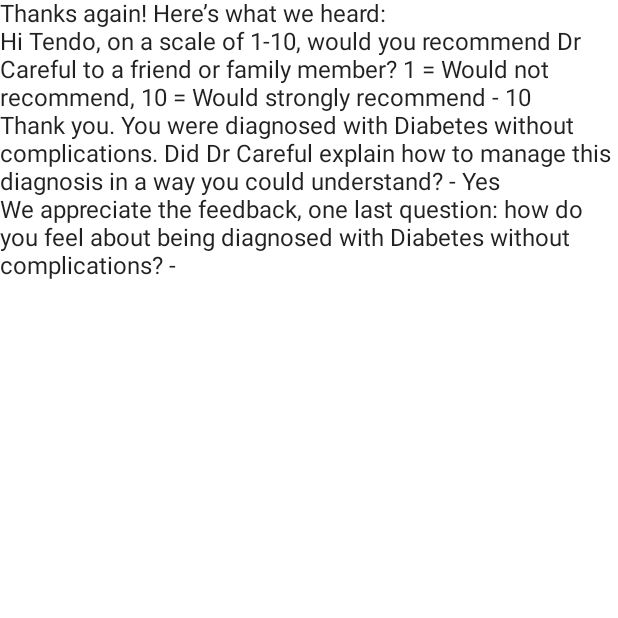
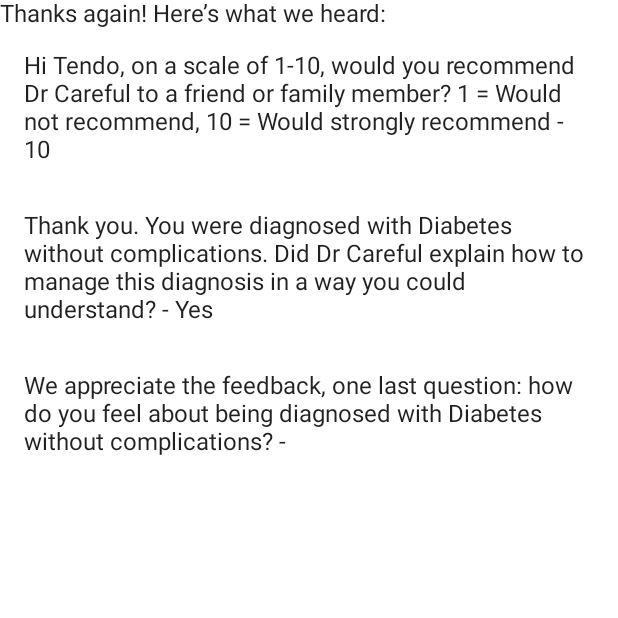
Before and after one commit to mulhollandaf/PatientQuestions, an Android app built with Jetpack Compose: the screen it shows after launch (MainActivity), after a tap on "Submit", on a phone screen of 412 x 824 dp, the top half of it. Run offline under Robolectric (Android 15) with nearby library versions, the phone set to English and light mode, and no system bars; our stand-ins replace Dagger/Hilt's generated code, Room's generated code; 2 other taps on this screen came first.

Commit message:
A little cleanup

```diff
--- a/app/src/main/java/com/example/patientquestions/MainActivity.kt
+++ b/app/src/main/java/com/example/patientquestions/MainActivity.kt
@@ -6,8 +6,12 @@ import androidx.activity.ComponentActivity
 import androidx.activity.compose.setContent
 import androidx.activity.result.contract.ActivityResultContracts
 import androidx.activity.viewModels
+import androidx.compose.foundation.border
 import androidx.compose.foundation.layout.Column
 import androidx.compose.foundation.layout.fillMaxSize
+import androidx.compose.foundation.layout.fillMaxWidth
+import androidx.compose.foundation.layout.padding
+import androidx.compose.foundation.shape.CircleShape
 import androidx.compose.material.MaterialTheme
 import androidx.compose.material.Surface
 import androidx.compose.material.Text
@@ -24,6 +28,7 @@ import dagger.hilt.android.AndroidEntryPoint
 import kotlinx.coroutines.launch
 import androidx.compose.runtime.getValue
 import androidx.compose.runtime.setValue
+import androidx.compose.ui.unit.dp
 
 @AndroidEntryPoint
 class MainActivity : ComponentActivity() {
@@ -35,7 +40,7 @@ class MainActivity : ComponentActivity() {
         lifecycleScope.launch {
             viewModel.loadData(baseContext)
             val question = viewModel.getQuestion()
-            loadContent(question)
+            displayQuestion(question)
         }
         lifecycleScope.launch {
             for (event in viewModel.eventChannel) {
@@ -69,11 +74,11 @@ class MainActivity : ComponentActivity() {
     private fun loadSummary() {
         lifecycleScope.launch {
             val summary = viewModel.getSummary()
-            loadContentSummary(summary)
+            displaySummary(summary)
         }
     }
 
-    private fun loadContentSummary(summary: Summary) {
+    private fun displaySummary(summary: Summary) {
         setContent {
             PatientQuestionsTheme {
                 // A surface container using the 'background' color from the theme
@@ -90,11 +95,11 @@ class MainActivity : ComponentActivity() {
     private fun loadNextQuestion() {
         lifecycleScope.launch {
             val question = viewModel.getQuestion()
-            loadContent(question)
+            displayQuestion(question)
         }
     }
 
-    private fun loadContent(question: Question) {
+    private fun displayQuestion(question: Question) {
         setContent {
             PatientQuestionsTheme {
                 // A surface container using the 'background' color from the theme
@@ -113,15 +118,15 @@ class MainActivity : ComponentActivity() {
         Column() {
             Text(text = summary.summaryText)
             summary.questions.forEachIndexed { index, question ->
-                DisplayQuestionAnswer(question, summary.answers[index])
+                DisplaySummaryQuestionAnswer(question, summary.answers[index])
             }
         }
 
     }
 
     @Composable
-    fun DisplayQuestionAnswer(question: String, answer: String) {
-        Text("$question - $answer")
+    fun DisplaySummaryQuestionAnswer(question: String, answer: String) {
+        Text("$question - $answer", modifier = Modifier.padding(16.dp))
     }
 
     @Composable
@@ -151,7 +156,10 @@ class MainActivity : ComponentActivity() {
                 },
                 label = { Text("Answer") }
             )
-            TextButton(onClick = {viewModel.recordAnswer(text)} ) {
+            val shape = CircleShape
+            TextButton(onClick = {viewModel.recordAnswer(text)},
+                Modifier.fillMaxWidth()
+                    .border(2.dp, MaterialTheme.colors.secondary, shape)) {
                 Text(
                     text = "Submit"
                 )
@@ -162,7 +170,11 @@ class MainActivity : ComponentActivity() {
 
     @Composable
     fun DisplayAnswer(answer: String) {
-        TextButton(onClick = {viewModel.recordAnswer(answer)} ) {
+        val shape = CircleShape
+        TextButton(onClick = {viewModel.recordAnswer(answer)},
+            Modifier.fillMaxWidth()
+                .border(2.dp, MaterialTheme.colors.secondary, shape)
+        ) {
             Text(
                 text = answer
             )
--- a/app/src/main/java/com/example/patientquestions/PatientRepository.kt
+++ b/app/src/main/java/com/example/patientquestions/PatientRepository.kt
@@ -24,6 +24,11 @@ class PatientRepository
 
     private val answers = Array(nQuestions) { "" }
 
+    suspend fun init(context: Context) {
+        val parsedData = jsonParser.loadJson(context)
+        convertAndAddToDatabase(parsedData)
+    }
+
     suspend fun getQuestion(questionNumber: Int): Question {
         val questionText = questionHelper.getQuestionText(questionNumber)
         val questionFilledText = questionDataHelper.fillInData(questionText, appointmentExternalId)
@@ -33,11 +38,6 @@ class PatientRepository
 
     fun saveAnswer(questionNumber: Int, answer: String) {
         answers[questionNumber] = answer
-    }
-
-    suspend fun init(context: Context) {
-        val parsedData = jsonParser.loadJson(context)
-        convertAndAddToDatabase(parsedData)
     }
 
     private suspend fun convertAndAddToDatabase(parsedJson: ResourceBundleJson) {
```
Also changed, not shown: 1 other file.
